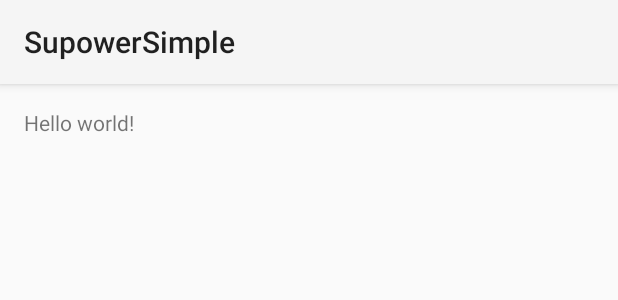
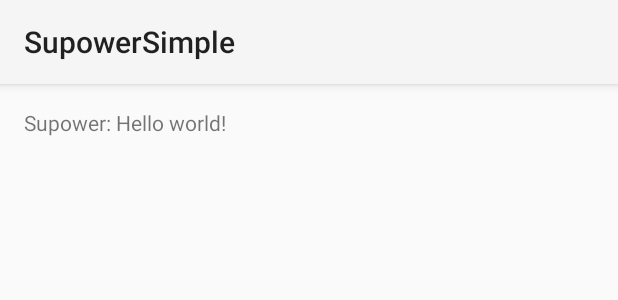
Before and after one commit to Supra-CN/Supower, an Android app: the layout activity_main.xml on its own in the app's theme, with its tools: preview values and no code run, on a phone screen of 412 x 824 dp. Shown: the top 300 px of the screen. Run offline under Robolectric (Android 15) with nearby library versions, the phone set to English and light mode, and no system bars.

```diff
--- a/supower/src/main/res/layout/activity_main.xml
+++ /dev/null
@@ -1,11 +0,0 @@
-<RelativeLayout xmlns:android="http://schemas.android.com/apk/res/android"
-    xmlns:tools="http://schemas.android.com/tools" android:layout_width="match_parent"
-    android:layout_height="match_parent" android:paddingLeft="@dimen/activity_horizontal_margin"
-    android:paddingRight="@dimen/activity_horizontal_margin"
-    android:paddingTop="@dimen/activity_vertical_margin"
-    android:paddingBottom="@dimen/activity_vertical_margin" tools:context=".MainActivity">
-
-    <TextView android:text="@string/hello_world" android:layout_width="wrap_content"
-        android:layout_height="wrap_content" />
-
-</RelativeLayout>
--- a/supower/src/main/res/menu/menu_main.xml
+++ /dev/null
@@ -1,6 +0,0 @@
-<menu xmlns:android="http://schemas.android.com/apk/res/android"
-    xmlns:app="http://schemas.android.com/apk/res-auto"
-    xmlns:tools="http://schemas.android.com/tools" tools:context=".MainActivity">
-    <item android:id="@+id/action_settings" android:title="@string/action_settings"
-        android:orderInCategory="100" app:showAsAction="never" />
-</menu>
--- a/supower/src/main/res/values-w820dp/dimens.xml
+++ /dev/null
@@ -1,6 +0,0 @@
-<resources>
-    <!-- Example customization of dimensions originally defined in res/values/dimens.xml
-         (such as screen margins) for screens with more than 820dp of available width. This
-         would include 7" and 10" devices in landscape (~960dp and ~1280dp respectively). -->
-    <dimen name="activity_horizontal_margin">64dp</dimen>
-</resources>
--- a/supower/src/main/res/values/dimens.xml
+++ /dev/null
@@ -1,5 +0,0 @@
-<resources>
-    <!-- Default screen margins, per the Android Design guidelines. -->
-    <dimen name="activity_horizontal_margin">16dp</dimen>
-    <dimen name="activity_vertical_margin">16dp</dimen>
-</resources>
--- a/supower/src/main/res/values/strings.xml
+++ /dev/null
@@ -1,6 +0,0 @@
-<resources>
-    <string name="app_name">supower</string>
-
-    <string name="hello_world">Hello world!</string>
-    <string name="action_settings">Settings</string>
-</resources>
--- a/supower_simple/src/main/res/values/strings.xml
+++ b/supower_simple/src/main/res/values/strings.xml
@@ -1,6 +1,6 @@
 <resources>
     <string name="app_name">SupowerSimple</string>
 
-    <string name="hello_world">Hello world!</string>
+    <string name="hello_world">Supower: Hello world!</string>
     <string name="action_settings">Settings</string>
 </resources>
```
Also changed, not shown: supower/src/main/AndroidManifest.xml (+2 -12 lines), supower/src/main/java/tw/supra/lib/supower/MainActivity.java (deleted, +0 -39 lines).
